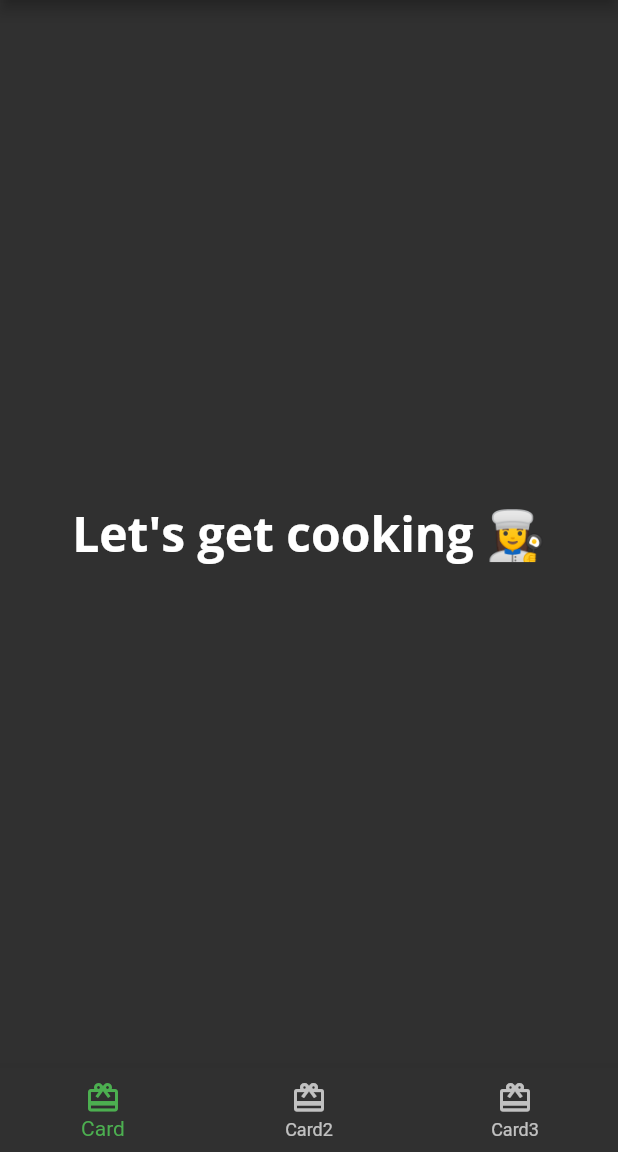
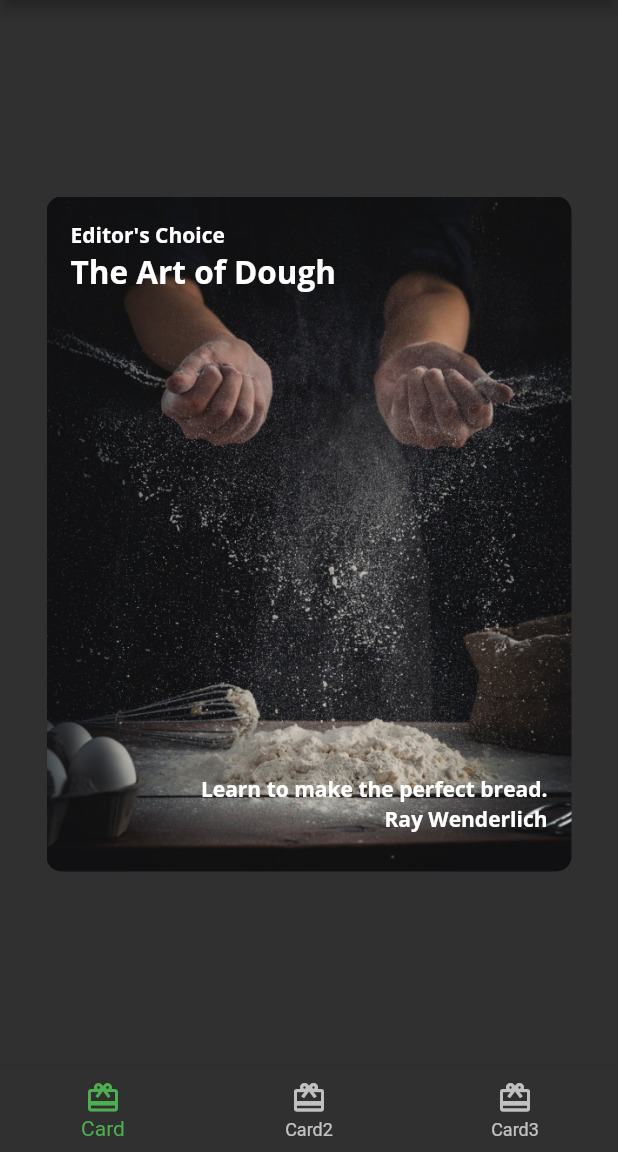
Before and after one commit to jr00n/flutter-apprentice-book, a Flutter app: the screen it shows after launch, on a phone screen of 412 x 824 dp, the part 84-1236 px from its top. Run offline on Flutter 3.47's test engine with Material 2 defaults, Android fonts, the phone set to English and light mode, and no system bars; our stand-ins replace google_fonts.

Commit message:
section 03 Card1 finished

```diff
--- /dev/null
+++ b/fooderlich/lib/card1.dart
@@ -0,0 +1,66 @@
+import 'package:flutter/material.dart';
+import 'fooderlich_theme.dart';
+
+class Card1 extends StatelessWidget {
+  const Card1({Key? key}) : super(key: key);
+  // 1
+  final String category = 'Editor\'s Choice';
+  final String title = 'The Art of Dough';
+  final String description = 'Learn to make the perfect bread.';
+  final String chef = 'Ray Wenderlich';
+
+  // 2
+  @override
+  Widget build(BuildContext context) {
+    // 3
+    return Center(
+      // TODO: Card1 Decorate Container
+      child: Container(
+        // TODO: Add a stack of text
+        padding: const EdgeInsets.all(16),
+        constraints: const BoxConstraints.expand(
+          width: 350,
+          height: 450,
+        ),
+        decoration: const BoxDecoration(
+          image: DecorationImage(
+            image: AssetImage('assets/mag1.png'),
+            fit: BoxFit.cover,
+          ),
+          borderRadius: BorderRadius.all(Radius.circular(10.0)),
+        ),
+        child: Stack(
+          children: [
+            Text(
+              category,
+              style: FooderlichTheme.darkTextTheme.bodyText1,
+            ),
+            Positioned(
+              top: 20,
+              child: Text(
+                title,
+                style: FooderlichTheme.darkTextTheme.headline2,
+              ),
+            ),
+            Positioned(
+              bottom: 30,
+              right: 0,
+              child: Text(
+                description,
+                style: FooderlichTheme.darkTextTheme.bodyText1,
+              ),
+            ),
+            Positioned(
+              bottom: 10,
+              right: 0,
+              child: Text(
+                chef,
+                style: FooderlichTheme.darkTextTheme.bodyText1,
+              ),
+            ),
+          ],
+        ),
+      ),
+    );
+  }
+}
--- a/fooderlich/lib/home.dart
+++ b/fooderlich/lib/home.dart
@@ -1,4 +1,6 @@
 import 'package:flutter/material.dart';
+
+import 'card1.dart';
 
 class Home extends StatefulWidget {
   const Home({Key? key}) : super(key: key);
@@ -8,7 +10,22 @@ class Home extends StatefulWidget {
 }
 
 class _HomeState extends State<Home> {
-  // TODO: Add state variables and functions
+  int _selectedIndex = 0;
+
+  static List<Widget> pages = <Widget>[
+    // TODO: Replace with Card1
+    const Card1(),
+    // TODO: Replace with Card2
+    Container(color: Colors.green),
+    // TODO: Replace with Card3
+    Container(color: Colors.blue)
+  ];
+
+  void _onItemTapped(int index) {
+    setState(() {
+      _selectedIndex = index;
+    });
+  }
 
   @override
   Widget build(BuildContext context) {
@@ -19,14 +36,11 @@ class _HomeState extends State<Home> {
           style: Theme.of(context).textTheme.headline6,
         ),
       ),
-      // TODO: Show selected tab
-      body: Center(
-        child: Text('Let\'s get cooking 👩‍🍳',
-            style: Theme.of(context).textTheme.headline1),
-      ),
+      body: pages[_selectedIndex],
       bottomNavigationBar: BottomNavigationBar(
         selectedItemColor: Theme.of(context).textSelectionTheme.selectionColor,
-        // TODO: Set selected tab bar
+        currentIndex: _selectedIndex,
+        onTap: _onItemTapped,
         items: const <BottomNavigationBarItem>[
           BottomNavigationBarItem(
             icon: Icon(Icons.card_giftcard),
```
Also changed, not shown: 3 other files.
